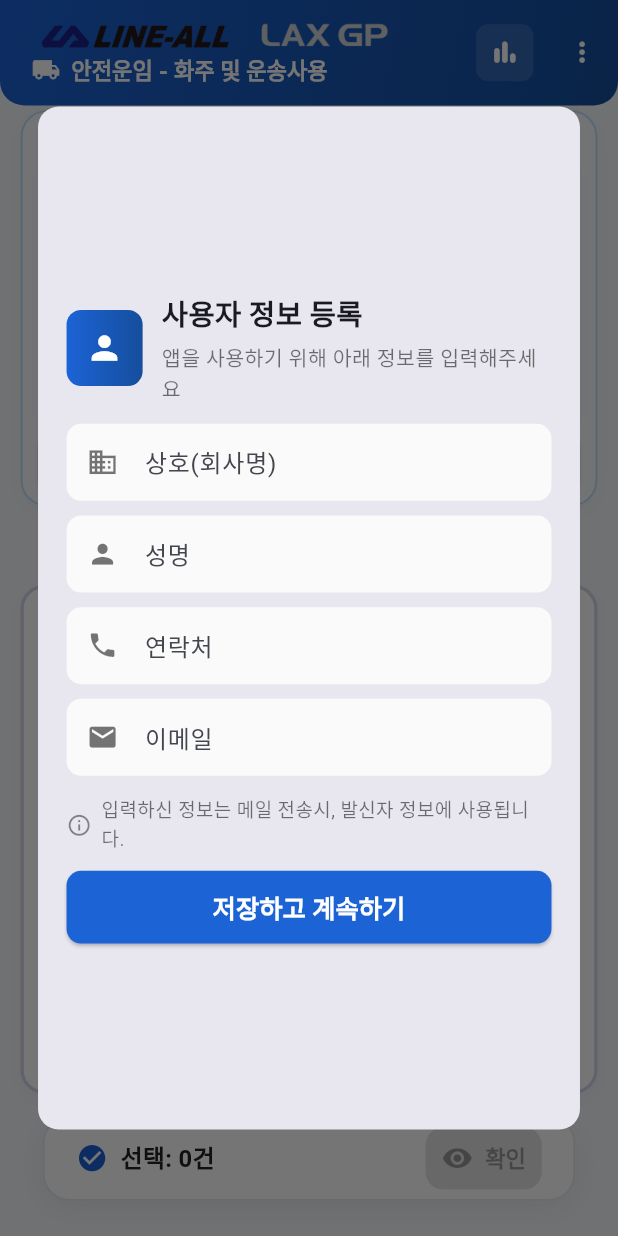
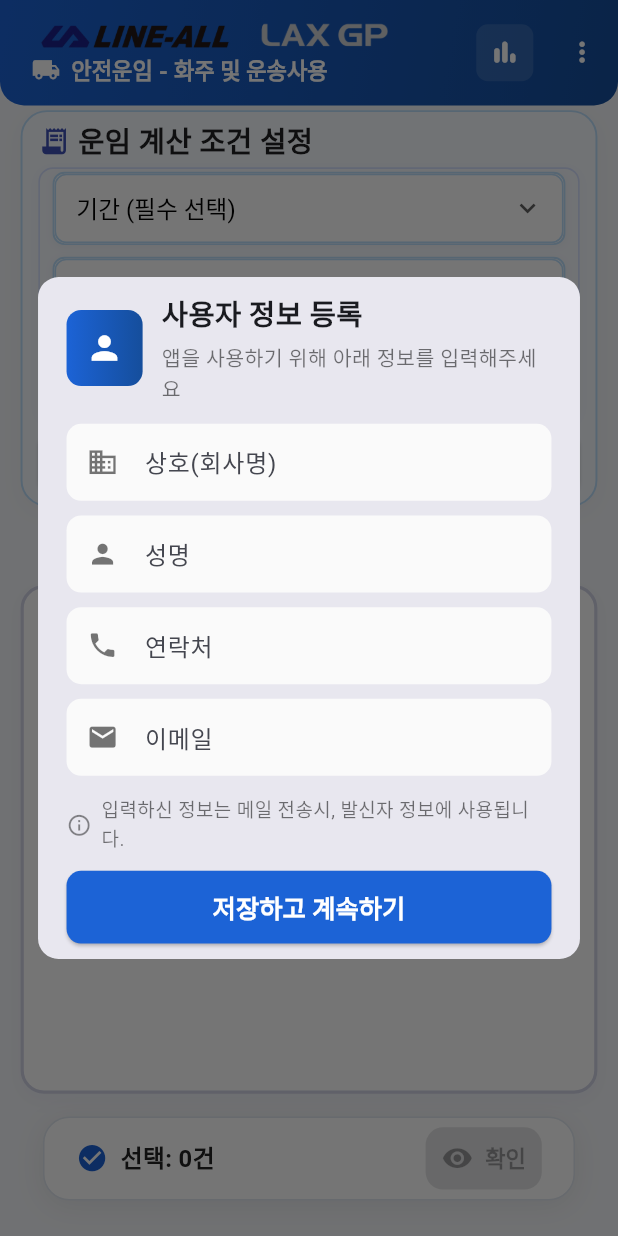
Before and after one commit to jang1231111/line-all-company, a Flutter app: the screen it shows after launch, on a phone screen of 412 x 824 dp. Run offline on Flutter 3.47's test engine with Material 3 defaults, Android fonts, the phone set to English and light mode, and no system bars; our stand-ins replace dio, firebase_core, firebase_crashlytics, flutter_dotenv, flutter_keyboard_visibility, flutter_riverpod and 6 more; missing offline and left inert: mailer, tutorial_coach_mark; accounts and stored records are empty.

Commit message:
🎨 사용자 정보 다이얼로그 크기 조정

```diff
--- a/lib/features/condition/presentation/widgets/user_info_dialog.dart
+++ b/lib/features/condition/presentation/widgets/user_info_dialog.dart
@@ -158,7 +158,7 @@ class _UserInfoDialogState extends State<UserInfoDialog> {
           borderRadius: BorderRadius.circular(14.r),
         ),
         child: SizedBox(
-          height: (availableHeight * 0.9).h,
+          height: (availableHeight * 0.6).h,
           child: Builder(
             builder: (context) {
               return Center(
```
